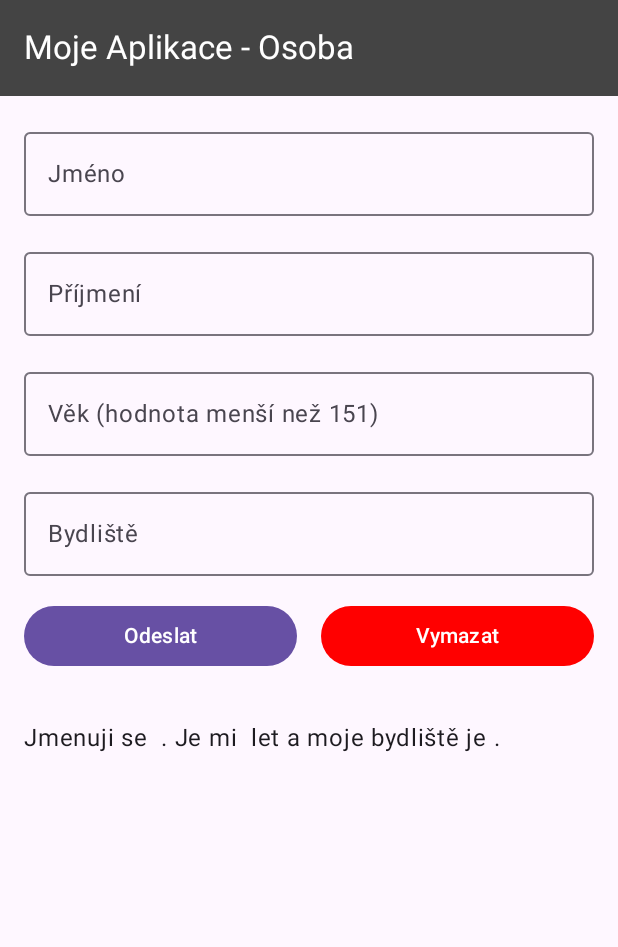
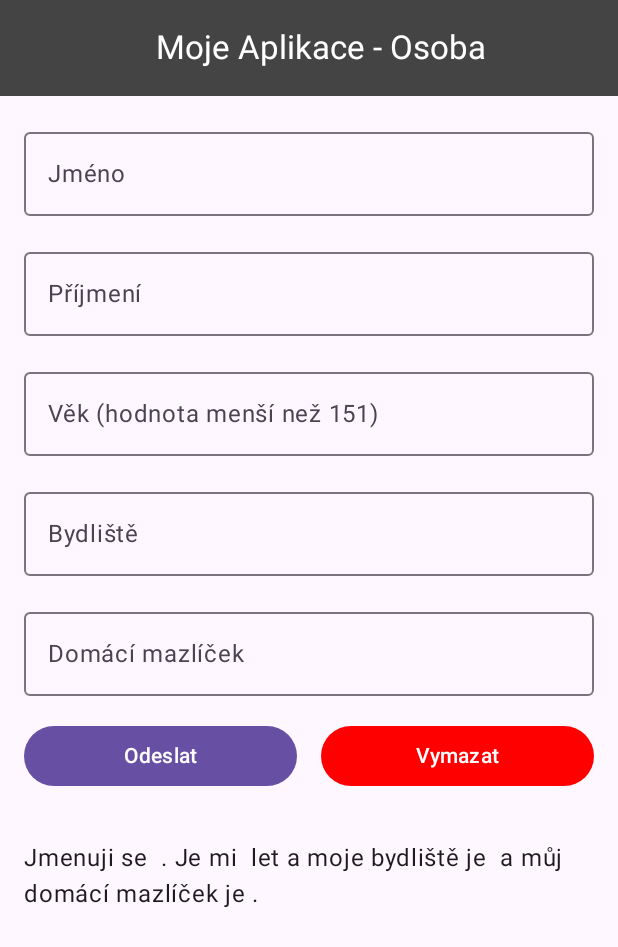
Before and after one commit to Jakub-Moravek01/github-jm-pma-2024, an Android app built with Jetpack Compose: the screen it shows after launch (MainActivity), after a tap on "Odeslat", on a phone screen of 412 x 824 dp. Shown: the top 947 px of the screen. Run offline under Robolectric (Android 15) with nearby library versions, the phone set to English and light mode, and no system bars.

Commit message:
#4 přidání domácího mazlíčka a vycentrování názvu aplikace

```diff
--- a/MyApp004JetpackCompose/app/src/main/java/com/example/myapp004jetpackcompose/MainActivity.kt
+++ b/MyApp004JetpackCompose/app/src/main/java/com/example/myapp004jetpackcompose/MainActivity.kt
@@ -7,6 +7,7 @@ import androidx.activity.compose.setContent
 import androidx.compose.foundation.layout.*
 import androidx.compose.material3.*
 import androidx.compose.runtime.*
+import androidx.compose.ui.Alignment
 import androidx.compose.ui.Modifier
 import androidx.compose.ui.graphics.Color
 import androidx.compose.ui.tooling.preview.Preview
@@ -59,19 +60,23 @@ fun ComposePerson() {
     var surname by remember { mutableStateOf("") }
     var age by remember { mutableStateOf("") }
     var place by remember { mutableStateOf("") }
+    var pet by remember { mutableStateOf("") }
     var resultText by remember { mutableStateOf("") }
 
     // Přidáme Scaffold, abychom mohli přidat TopAppBar
     Scaffold(
         topBar = {
-            TopAppBar(
-                title = { Text("Moje Aplikace - Osoba", color = Color.White) }, // Nastaví barvu textu na bílou
-                colors = TopAppBarDefaults.centerAlignedTopAppBarColors(
-                    containerColor = Color.DarkGray,  // Nastaví pozadí na černé
-                    //titleContentColor = Color.White // Nastaví barvu textu na bílou
-                )
+        TopAppBar(
+            title = {
+                Box(modifier = Modifier.fillMaxWidth(), contentAlignment = Alignment.Center) {
+                    Text("Moje Aplikace - Osoba", color = Color.White) // Nastaví barvu textu na bílou
+                }
+            },
+            colors = TopAppBarDefaults.centerAlignedTopAppBarColors(
+                containerColor = Color.DarkGray  // Nastaví pozadí na tmavě šedou
             )
-        }
+        )
+    }
     ) { innerPadding ->
         // Zbytek obsahu se vykresluje uvnitř Scaffold s paddingem
         Column(
@@ -111,6 +116,12 @@ fun ComposePerson() {
                 label = { Text("Bydliště") },
                 modifier = Modifier.fillMaxWidth()
             )
+            OutlinedTextField(
+                value = pet,
+                onValueChange = { pet = it },
+                label = { Text("Domácí mazlíček") },
+                modifier = Modifier.fillMaxWidth()
+            )
 
             // Tlačítka Odeslat a Vymazat
             Row(
@@ -119,7 +130,7 @@ fun ComposePerson() {
             ) {
                 Button(
                     onClick = {
-                        resultText = "Jmenuji se $name $surname. Je mi $age let a moje bydliště je $place."
+                        resultText = "Jmenuji se $name $surname. Je mi $age let a moje bydliště je $place a můj domácí mazlíček je $pet."
                     },
                     modifier = Modifier.weight(1f)
                 )
```
